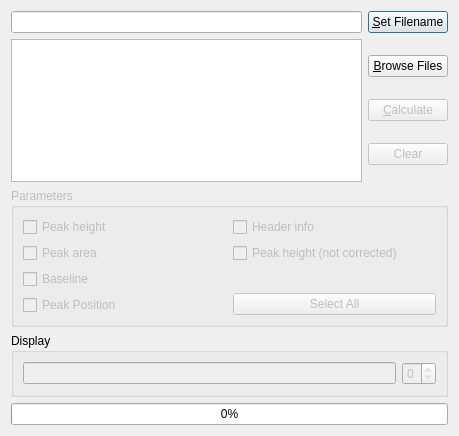
Above: ui/batch_dialog.ui from knipe1/oes-spa before the change. Below: the same form after it.
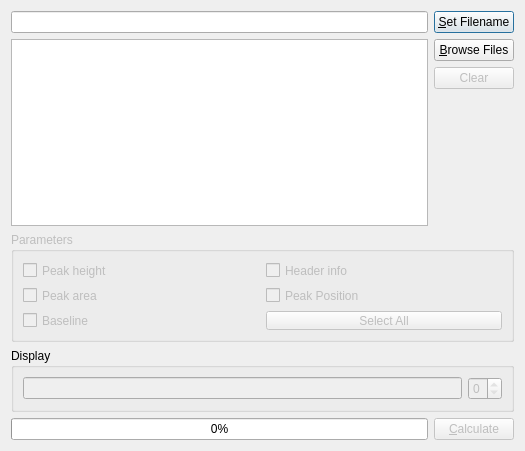
That is the form after the change. Icons and pictures are not drawn.

Commit message: Rename batch ui Follwing the new naming convention Remove magic string and added it to config

```diff
--- a/ui/batch_dialog.ui
+++ b/ui/batch_dialog.ui
@@ -6,8 +6,8 @@
    <rect>
     <x>0</x>
     <y>0</y>
-    <width>459</width>
-    <height>436</height>
+    <width>525</width>
+    <height>451</height>
    </rect>
   </property>
   <property name="windowTitle">
@@ -53,19 +53,6 @@
          </property>
         </widget>
        </item>
-       <item>
-        <widget class="QPushButton" name="btnCalculate">
-         <property name="enabled">
-          <bool>false</bool>
-         </property>
-         <property name="text">
-          <string>&amp;Calculate</string>
-         </property>
-         <attribute name="buttonGroup">
-          <string notr="true">BtnFileaction</string>
-         </attribute>
-        </widget>
-       </item>
        <item>
         <widget class="QPushButton" name="btnClear">
          <property name="enabled">
@@ -79,31 +66,40 @@
          </attribute>
         </widget>
        </item>
+       <item>
+        <spacer name="spacerFiles">
+         <property name="orientation">
+          <enum>Qt::Vertical</enum>
+         </property>
+         <property name="sizeHint" stdset="0">
+          <size>
+           <width>20</width>
+           <height>40</height>
+          </size>
+         </property>
+        </spacer>
+       </item>
       </layout>
      </item>
     </layout>
    </item>
    <item>
-    <spacer name="verticalSpacer_3">
-     <property name="orientation">
-      <enum>Qt::Vertical</enum>
-     </property>
-     <property name="sizeHint" stdset="0">
-      <size>
-       <width>20</width>
-       <height>40</height>
-      </size>
-     </property>
-    </spacer>
-   </item>
-   <item>
-    <widget class="QGroupBox" name="groupBox">
+    <widget class="QGroupBox" name="boxParameter">
      <property name="enabled">
       <bool>false</bool>
      </property>
+     <property name="maximumSize">
+      <size>
+       <width>16777215</width>
+       <height>110</height>
+      </size>
+     </property>
      <property name="title">
       <string>Parameters</string>
      </property>
+     <property name="flat">
+      <bool>false</bool>
+     </property>
      <layout class="QHBoxLayout" name="horizontalLayout">
       <item>
        <layout class="QVBoxLayout" name="verticalLayout_2">
@@ -137,16 +133,6 @@
           </attribute>
          </widget>
         </item>
-        <item>
-         <widget class="QCheckBox" name="ChPeakPos">
-          <property name="text">
-           <string>Peak Position</string>
-          </property>
-          <attribute name="buttonGroup">
-           <string notr="true">BtnParameters</string>
-          </attribute>
-         </widget>
-        </item>
        </layout>
       </item>
       <item>
@@ -164,7 +150,7 @@
         <item>
          <widget class="QCheckBox" name="ChPeakHeightRaw">
           <property name="text">
-           <string>Peak height (not corrected)</string>
+           <string>Peak Position</string>
           </property>
           <attribute name="buttonGroup">
            <string notr="true">BtnParameters</string>
@@ -241,11 +227,28 @@
     </widget>
    </item>
    <item>
-    <widget class="QProgressBar" name="progressBar">
-     <property name="value">
-      <number>0</number>
-     </property>
-    </widget>
+    <layout class="QHBoxLayout" name="layoutProcess">
+     <item>
+      <widget class="QProgressBar" name="barProcess">
+       <property name="value">
+        <number>0</number>
+       </property>
+      </widget>
+     </item>
+     <item>
+      <widget class="QPushButton" name="btnCalculate">
+       <property name="enabled">
+        <bool>false</bool>
+       </property>
+       <property name="text">
+        <string>&amp;Calculate</string>
+       </property>
+       <attribute name="buttonGroup">
+        <string notr="true">BtnFileaction</string>
+       </attribute>
+      </widget>
+     </item>
+    </layout>
    </item>
   </layout>
  </widget>
```
Left out of the diff: 43 changed lines with no effect on the pictures. The commit also changes 11 other files.
